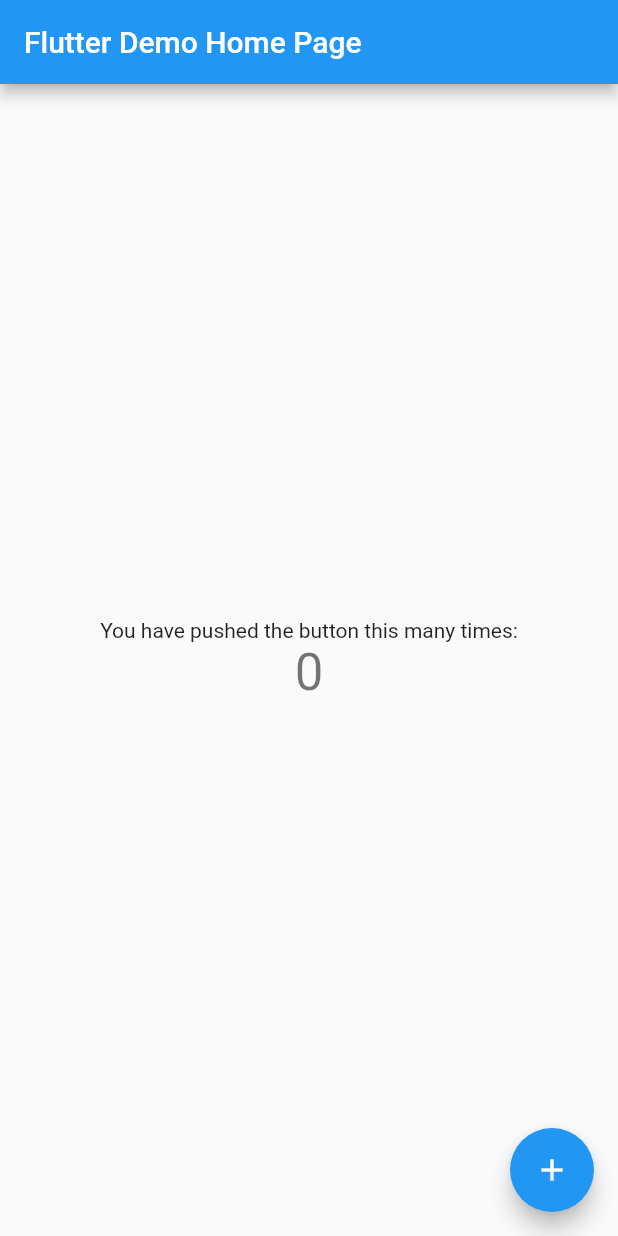
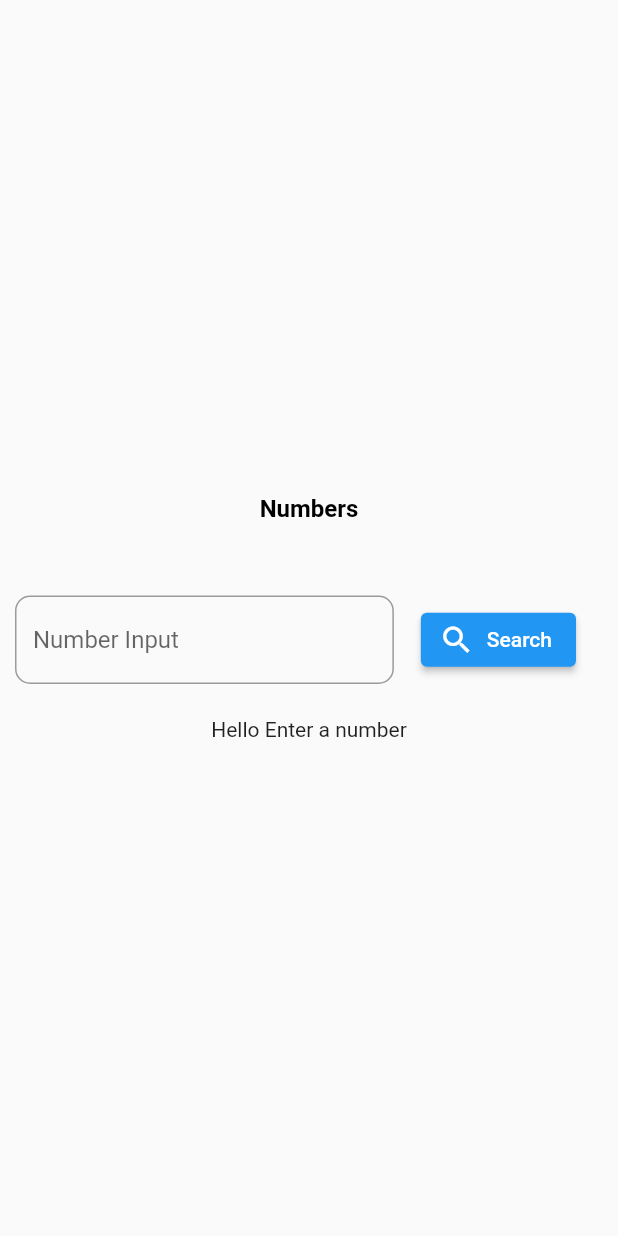
Before and after one commit to Jalal-Dev/wecode_numbers_api, a Flutter app: the screen it shows after launch, on a phone screen of 412 x 824 dp. Run offline on Flutter 3.47's test engine with Material 2 defaults, Android fonts, the phone set to English and light mode, and no system bars.

Commit message:
Numbers Api done functionality

```diff
--- a/lib/main.dart
+++ b/lib/main.dart
@@ -1,116 +1,6 @@
 import 'package:flutter/material.dart';
+import 'package:wecode_numbers_api/src/app.dart';
 
 void main() {
-  runApp(const MyApp());
+  runApp(const Home());
 }
-
-class MyApp extends StatelessWidget {
-  const MyApp({Key? key}) : super(key: key);
-
-  // This widget is the root of your application.
-  @override
-  Widget build(BuildContext context) {
-    return MaterialApp(
-      title: 'Flutter Demo',
-      theme: ThemeData(
-        // This is the theme of your application.
-        //
-        // Try running your application with "flutter run". You'll see the
-        // application has a blue toolbar. Then, without quitting the app, try
-        // changing the primarySwatch below to Colors.green and then invoke
-        // "hot reload" (press "r" in the console where you ran "flutter run",
-        // or simply save your changes to "hot reload" in a Flutter IDE).
-        // Notice that the counter didn't reset back to zero; the application
-        // is not restarted.
-
-        primarySwatch: Colors.blue,
-      ),
-      home: const MyHomePage(title: 'Flutter Demo Home Page'),
-    );
-  }
-}
-
-class MyHomePage extends StatefulWidget {
-  const MyHomePage({Key? key, required this.title}) : super(key: key);
-
-  // This widget is the home page of your application. It is stateful, meaning
-  // that it has a State object (defined below) that contains fields that affect
-  // how it looks.
-
-  // This class is the configuration for the state. It holds the values (in this
-  // case the title) provided by the parent (in this case the App widget) and
-  // used by the build method of the State. Fields in a Widget subclass are
-  // always marked "final".
-
-  final String title;
-
-  @override
-  State<MyHomePage> createState() => _MyHomePageState();
-}
-
-class _MyHomePageState extends State<MyHomePage> {
-  int _counter = 0;
-
-  void _incrementCounter() {
-    setState(() {
-      // This call to setState tells the Flutter framework that something has
-      // changed in this State, which causes it to rerun the build method below
-      // so that the display can reflect the updated values. If we changed
-      // _counter without calling setState(), then the build method would not be
-      // called again, and so nothing would appear to happen.
-      _counter++;
-    });
-  }
-
-  @override
-  Widget build(BuildContext context) {
-    // This method is rerun every time setState is called, for instance as done
-    // by the _incrementCounter method above.
-    //
-    // The Flutter framework has been optimized to make rerunning build methods
-    // fast, so that you can just rebuild anything that needs updating rather
-    // than having to individually change instances of widgets.
-    return Scaffold(
-      appBar: AppBar(
-        // Here we take the value from the MyHomePage object that was created by
-        // the App.build method, and use it to set our appbar title.
-        title: Text(widget.title),
-      ),
-      body: Center(
-        // Center is a layout widget. It takes a single child and positions it
-        // in the middle of the parent.
-        child: Column(
-          // Column is also a layout widget. It takes a list of children and
-          // arranges them vertically. By default, it sizes itself to fit its
-          // children horizontally, and tries to be as tall as its parent.
-          //
-          // Invoke "debug painting" (press "p" in the console, choose the
-          // "Toggle Debug Paint" action from the Flutter Inspector in Android
-          // Studio, or the "Toggle Debug Paint" command in Visual Studio Code)
-          // to see the wireframe for each widget.
-          //
-          // Column has various properties to control how it sizes itself and
-          // how it positions its children. Here we use mainAxisAlignment to
-          // center the children vertically; the main axis here is the vertical
-          // axis because Columns are vertical (the cross axis would be
-          // horizontal).
-          mainAxisAlignment: MainAxisAlignment.center,
-          children: <Widget>[
-            const Text(
-              'You have pushed the button this many times:',
-            ),
-            Text(
-              '$_counter',
-              style: Theme.of(context).textTheme.headline4,
-            ),
-          ],
-        ),
-      ),
-      floatingActionButton: FloatingActionButton(
-        onPressed: _incrementCounter,
-        tooltip: 'Increment',
-        child: const Icon(Icons.add),
-      ), // This trailing comma makes auto-formatting nicer for build methods.
-    );
-  }
-}
--- /dev/null
+++ b/lib/src/app.dart
@@ -0,0 +1,15 @@
+import 'package:flutter/material.dart';
+import 'package:flutter/src/foundation/key.dart';
+import 'package:flutter/src/widgets/framework.dart';
+import 'package:wecode_numbers_api/src/screens/numbers_screen.dart';
+
+class Home extends StatelessWidget {
+  const Home({Key? key}) : super(key: key);
+
+  @override
+  Widget build(BuildContext context) {
+    return MaterialApp(
+      home: NumberScreen() ,
+    );
+  }
+}
--- /dev/null
+++ b/lib/src/screens/numbers_screen.dart
@@ -0,0 +1,97 @@
+import 'package:flutter/material.dart';
+import 'package:flutter/src/foundation/key.dart';
+import 'package:flutter/src/widgets/framework.dart';
+import 'package:wecode_numbers_api/src/services/numbers_services.dart';
+
+class NumberScreen extends StatefulWidget {
+  NumberScreen({Key? key}) : super(key: key);
+
+  @override
+  State<NumberScreen> createState() => _NumberScreenState();
+}
+
+class _NumberScreenState extends State<NumberScreen> {
+  Services Serv = new Services();
+
+  TextEditingController _numberController = new TextEditingController();
+
+  @override
+  Widget build(BuildContext context) {
+    return Scaffold(
+      body: Center(
+        child: Column(
+          mainAxisAlignment: MainAxisAlignment.center,
+          children: [
+            // ignore: prefer_const_constructors
+            Text(
+              'Numbers',
+              // ignore: prefer_const_constructors
+              style: TextStyle(
+                  fontSize: 16,
+                  fontWeight: FontWeight.bold,
+                  color: Colors.black),
+            ),
+
+            Text('${_numberController.value.text ?? null }'),
+            SizedBox(
+              height: 10,
+            ),
+            Container(
+              padding: EdgeInsets.all(10),
+              child: Row(
+                children: [
+                  Expanded(
+                    child: TextField(
+                      controller: _numberController,
+                      decoration: InputDecoration(
+                          hintText: 'Number Input',
+                          border: OutlineInputBorder(
+                          borderRadius: BorderRadius.circular(10))),
+                    ),
+                  ),
+                  Container(padding: EdgeInsets.all(18),
+                    child: ElevatedButton.icon(
+                      onPressed: (){
+                        setState(() {
+                      });},
+                      icon: Icon(Icons.search),
+                      label: Text('Search')))
+                ],
+
+              ),
+            ),
+            _numberController.value.text=='' ? Container(child: Text('Hello Enter a number'),): Container(
+              width: 350,
+              height: 100,
+              child: FutureBuilder<String>(
+                  future: Serv.getNumberInformation(_numberController.value.text==""? '20': _numberController.value.text ),
+                  builder: (context, snapshot) {
+                    if (snapshot.connectionState == ConnectionState.waiting) {
+                      return Text('Loading...');
+                    } else if (snapshot.hasError) {
+                      return Text('Error: ${snapshot.error}');
+                    } else if (snapshot.data == null) {
+                      return Text('No Data');
+                    }
+                    return Column(
+                      children: [
+                        SizedBox(
+                          height: 10,
+                        ),
+                        Text(
+                          '${snapshot.data}',
+                          style: TextStyle(
+                              fontSize: 16,
+                              fontWeight: FontWeight.w400,
+                              color: Colors.black),
+                        )
+                      ],
+                    );
+                  }),
+            ),
+          ],
+        ),
+      ),
+    );
+  }
+}
--- /dev/null
+++ b/lib/src/services/numbers_services.dart
@@ -0,0 +1,10 @@
+import 'package:http/http.dart' as http;
+
+class Services {
+  Future<String> getNumberInformation(String number) async {
+    final String _Api = 'http://numbersapi.com/$number';
+    http.Response getData = await http.get(Uri.parse(_Api));
+
+    return getData.body;
+  }
+}
--- a/pubspec.yaml
+++ b/pubspec.yaml
@@ -34,6 +34,7 @@
   # The following adds the Cupertino Icons font to your application.
   # Use with the CupertinoIcons class for iOS style icons.
   cupertino_icons: ^1.0.2
+  http: ^0.13.4
 
 dev_dependencies:
   flutter_test:
```
Also changed, not shown: pubspec.lock, 1 other file.
